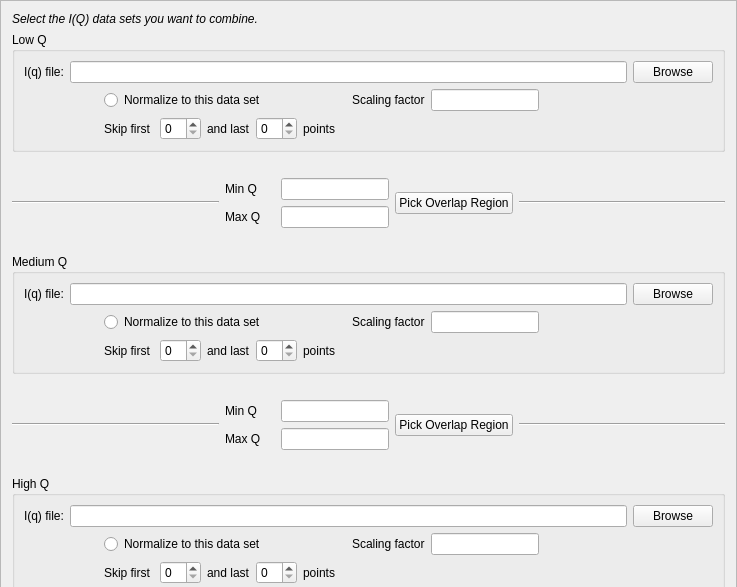
The window that Code/Mantid/scripts/Interface/ui/stitcher.ui (mantidproject/mantid) describes before a commit, drawn with Qt 5; both pictures show x 0 to 737 and y 0 to 587 of the 737 by 1163 pixel window.
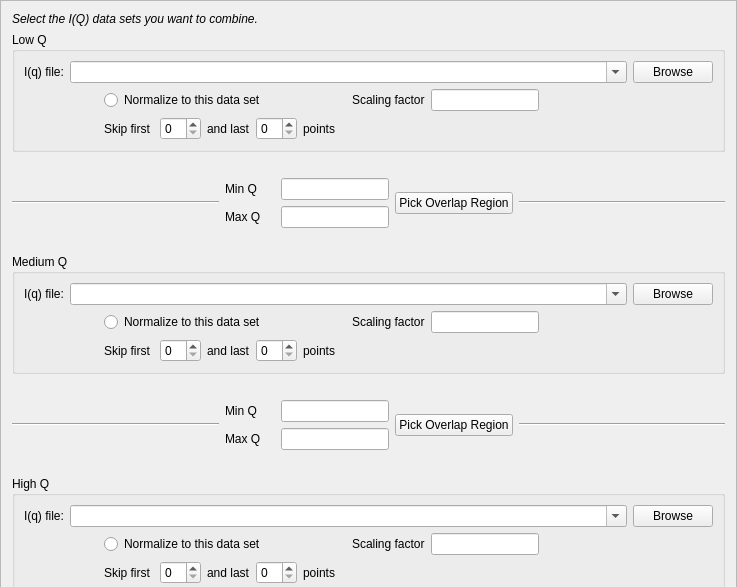
The same window after the commit.

Commit message: Re #4114 Add existing workspace to file/workspace combobox

```diff
--- a/Code/Mantid/scripts/Interface/ui/stitcher.ui
+++ b/Code/Mantid/scripts/Interface/ui/stitcher.ui
@@ -48,7 +48,20 @@
          </widget>
         </item>
         <item>
-         <widget class="QLineEdit" name="low_q_edit"/>
+         <widget class="QComboBox" name="low_q_combo">
+          <property name="sizePolicy">
+           <sizepolicy hsizetype="Expanding" vsizetype="Fixed">
+            <horstretch>0</horstretch>
+            <verstretch>0</verstretch>
+           </sizepolicy>
+          </property>
+          <property name="editable">
+           <bool>true</bool>
+          </property>
+          <property name="sizeAdjustPolicy">
+           <enum>QComboBox::AdjustToContentsOnFirstShow</enum>
+          </property>
+         </widget>
         </item>
         <item>
          <widget class="QPushButton" name="low_q_browse_button">
@@ -350,7 +363,17 @@
          </widget>
         </item>
         <item>
-         <widget class="QLineEdit" name="medium_q_edit"/>
+         <widget class="QComboBox" name="medium_q_combo">
+          <property name="sizePolicy">
+           <sizepolicy hsizetype="Expanding" vsizetype="Fixed">
+            <horstretch>0</horstretch>
+            <verstretch>0</verstretch>
+           </sizepolicy>
+          </property>
+          <property name="editable">
+           <bool>true</bool>
+          </property>
+         </widget>
         </item>
         <item>
          <widget class="QPushButton" name="medium_q_browse_button">
@@ -655,7 +678,17 @@
          </widget>
         </item>
         <item>
-         <widget class="QLineEdit" name="high_q_edit"/>
+         <widget class="QComboBox" name="high_q_combo">
+          <property name="sizePolicy">
+           <sizepolicy hsizetype="Expanding" vsizetype="Fixed">
+            <horstretch>0</horstretch>
+            <verstretch>0</verstretch>
+           </sizepolicy>
+          </property>
+          <property name="editable">
+           <bool>true</bool>
+          </property>
+         </widget>
         </item>
         <item>
          <widget class="QPushButton" name="high_q_browse_button">
```
The commit also changes 3 other files.
